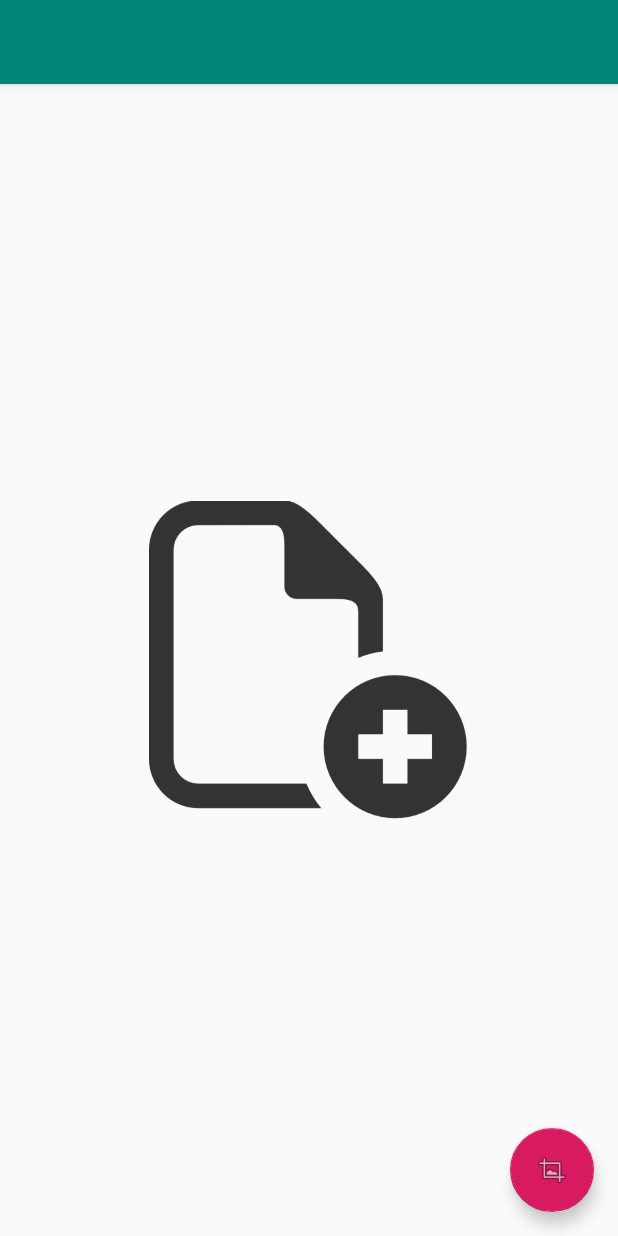
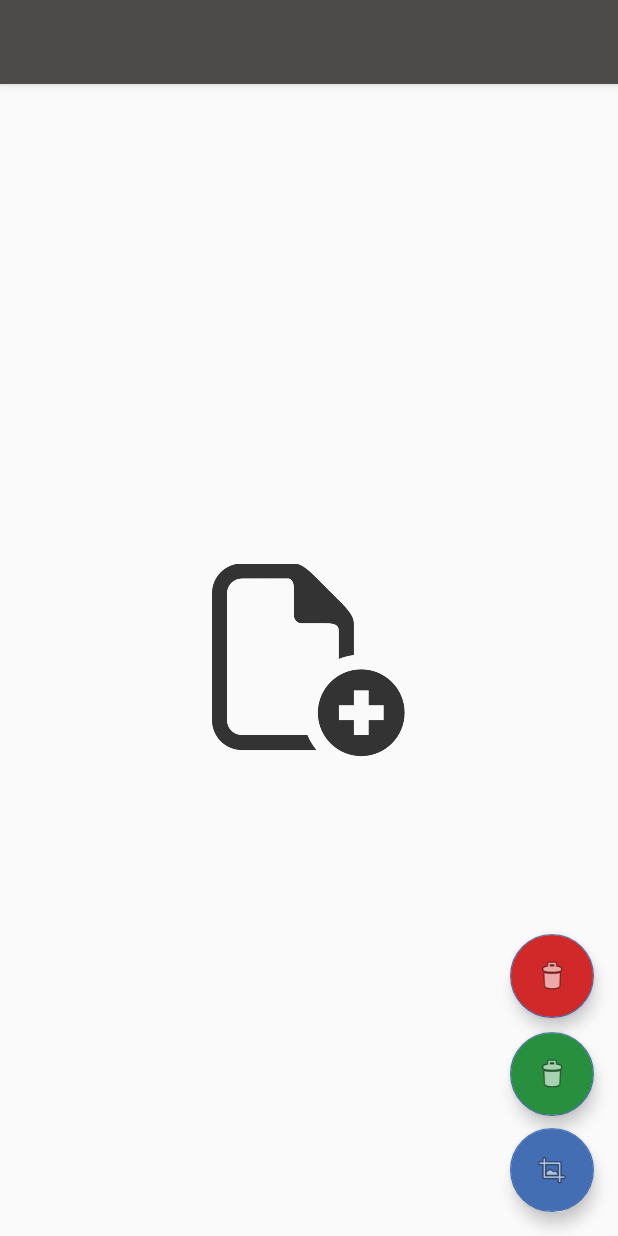
Before and after one commit to JosueGramajo/PicTools, an Android app: the layout activity_main.xml on its own in the app's theme, with its tools: preview values and no code run, on a phone screen of 412 x 824 dp. Run offline under Robolectric (Android 15) with nearby library versions, the phone set to English and light mode, and no system bars.

Commit message:
shit added

```diff
--- a/app/build.gradle
+++ b/app/build.gradle
@@ -8,7 +8,7 @@ android {
     compileSdkVersion 28
     defaultConfig {
         applicationId "com.example.instagramphotocropper"
-        minSdkVersion 18
+        minSdkVersion 24
         targetSdkVersion 28
         versionCode 1
         versionName "1.0"
@@ -31,4 +31,7 @@ dependencies {
     testImplementation 'junit:junit:4.12'
     androidTestImplementation 'com.android.support.test:runner:1.0.2'
     androidTestImplementation 'com.android.support.test.espresso:espresso-core:3.0.2'
+
+    implementation "org.jetbrains.anko:anko:0.10.8"
+    implementation 'com.squareup.picasso:picasso:2.71828'
 }
--- a/app/src/main/res/layout/activity_main.xml
+++ b/app/src/main/res/layout/activity_main.xml
@@ -24,6 +24,26 @@
     <include layout="@layout/content_main"/>
 
     <android.support.design.widget.FloatingActionButton
+            android:id="@+id/fab_delete"
+            android:layout_width="wrap_content"
+            android:layout_height="wrap_content"
+            android:layout_gravity="bottom|end"
+            android:layout_marginBottom="145dp"
+            android:layout_marginRight="16dp"
+            app:srcCompat="@android:drawable/ic_menu_delete"
+            android:backgroundTint="@color/deletionRed"/>
+
+    <android.support.design.widget.FloatingActionButton
+            android:id="@+id/fab_open"
+            android:layout_width="wrap_content"
+            android:layout_height="wrap_content"
+            android:layout_gravity="bottom|end"
+            android:layout_marginBottom="80dp"
+            android:layout_marginRight="16dp"
+            app:srcCompat="@android:drawable/ic_menu_delete"
+            android:backgroundTint="@color/openGreen"/>
+
+    <android.support.design.widget.FloatingActionButton
             android:id="@+id/fab"
             android:layout_width="wrap_content"
             android:layout_height="wrap_content"
--- a/app/src/main/res/layout/content_main.xml
+++ b/app/src/main/res/layout/content_main.xml
@@ -9,14 +9,32 @@
         app:layout_behavior="@string/appbar_scrolling_view_behavior"
         tools:showIn="@layout/activity_main"
         tools:context=".MainActivity">
+
     <ImageButton
-            android:layout_width="213dp"
-            android:layout_height="251dp" app:srcCompat="@drawable/add"
             android:id="@+id/addFilesImageButton"
+            android:layout_width="129dp"
+            android:layout_height="146dp"
+            android:layout_marginStart="8dp"
+            android:layout_marginTop="8dp"
+            android:layout_marginEnd="8dp"
+            android:layout_marginBottom="8dp"
+            android:background="@null"
             android:scaleType="fitCenter"
-            android:background="@null" android:layout_marginStart="8dp" app:layout_constraintStart_toStartOf="parent"
-            android:layout_marginLeft="8dp" android:layout_marginEnd="8dp" app:layout_constraintEnd_toEndOf="parent"
-            android:layout_marginRight="8dp" android:layout_marginBottom="8dp"
-            app:layout_constraintBottom_toBottomOf="parent" android:layout_marginTop="8dp"
-            app:layout_constraintTop_toTopOf="parent"/>
+            app:layout_constraintBottom_toBottomOf="parent"
+            app:layout_constraintEnd_toEndOf="parent"
+            app:layout_constraintStart_toStartOf="parent"
+            app:layout_constraintTop_toTopOf="parent"
+            app:srcCompat="@drawable/add" />
+
+    <android.support.v7.widget.RecyclerView
+            android:id="@+id/recycler"
+            android:layout_width="match_parent"
+            android:layout_height="match_parent"
+            app:layout_constraintBottom_toBottomOf="parent"
+            app:layout_constraintEnd_toEndOf="parent"
+            app:layout_constraintStart_toStartOf="parent"
+            app:layout_constraintTop_toTopOf="parent" />
+
+
+
 </android.support.constraint.ConstraintLayout>
--- a/app/src/main/res/values/colors.xml
+++ b/app/src/main/res/values/colors.xml
@@ -1,6 +1,9 @@
 <?xml version="1.0" encoding="utf-8"?>
 <resources>
-    <color name="colorPrimary">#008577</color>
-    <color name="colorPrimaryDark">#00574B</color>
-    <color name="colorAccent">#D81B60</color>
+    <color name="colorPrimary">#4D4A4A</color>
+    <color name="colorPrimaryDark">#353333</color>
+    <color name="colorAccent">#436EB4</color>
+
+    <color name="deletionRed">#D12929</color>
+    <color name="openGreen">#288F3F</color>
 </resources>
--- /dev/null
+++ b/app/src/main/res/xml/provider_paths.xml
@@ -0,0 +1,4 @@
+<?xml version="1.0" encoding="utf-8"?>
+<paths xmlns:android="http://schemas.android.com/apk/res/android">
+    <external-path name="external_files" path="."/>
+</paths>
```
Also changed, not shown: app/src/main/AndroidManifest.xml (+12 -0 lines), app/src/main/java/com/example/instagramphotocropper/MainActivity.kt (+137 -48 lines), app/src/main/java/com/example/instagramphotocropper/adapters.kt (added, +30 -0 lines), app/src/main/java/com/example/instagramphotocropper/objects.kt (+28 -0 lines), app/src/main/res/layout/cell.xml (added, +13 -0 lines).
